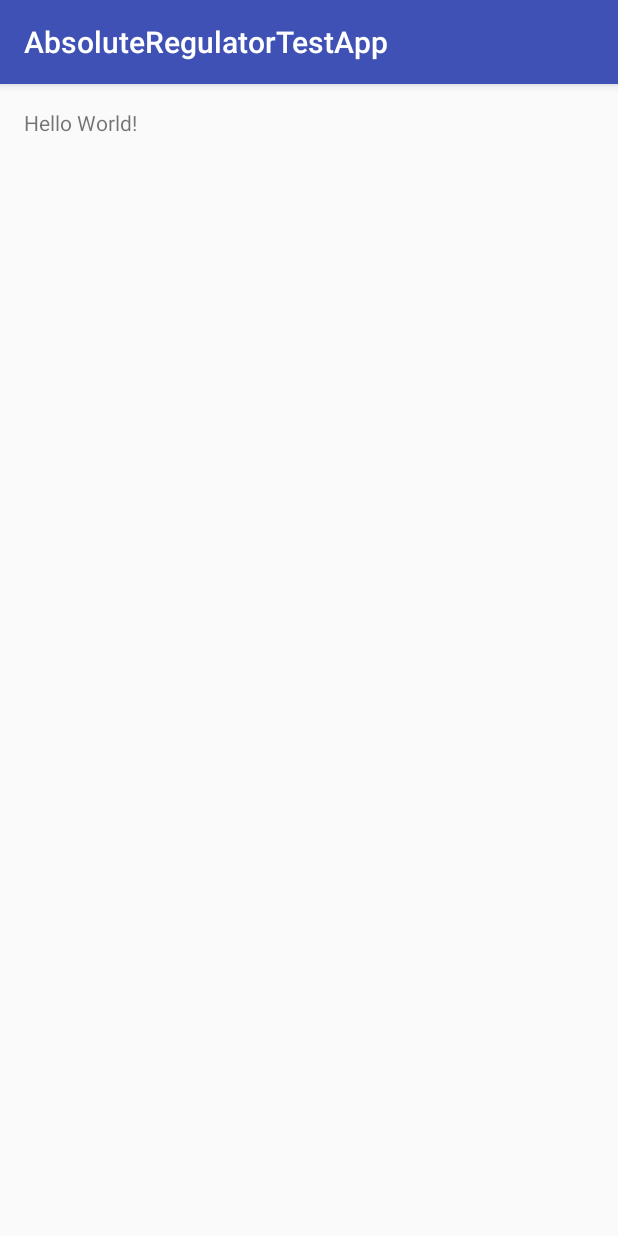
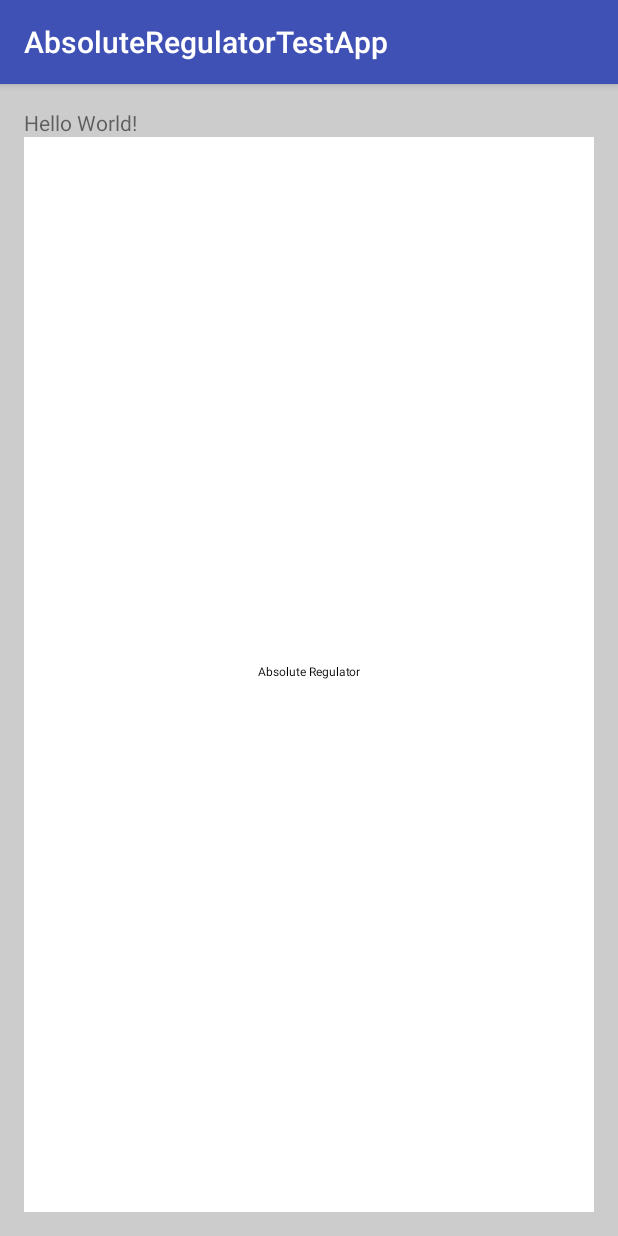
Before and after one commit to fRandOmizer/DISII-Project, an Android app: the screen it shows after launch (MainActivity), on a phone screen of 412 x 824 dp. Run offline under Robolectric (Android 15) with nearby library versions, the phone set to English and light mode, and no system bars.

Commit message:
AbsoluteRegulatorView: Introduced default custom view

```diff
--- /dev/null
+++ b/src/AbsoluteRegulatorTestApp/app/src/main/java/com/distopia/absoluteregulatortestapp/AbsoluteRegulatorView.java
@@ -0,0 +1,126 @@
+package com.distopia.absoluteregulatortestapp;
+
+import android.content.Context;
+import android.content.res.TypedArray;
+import android.graphics.Canvas;
+import android.graphics.Color;
+import android.graphics.Paint;
+import android.graphics.drawable.Drawable;
+import android.text.TextPaint;
+import android.util.AttributeSet;
+import android.view.View;
+
+/**
+ * TODO: document your custom view class.
+ */
+public class AbsoluteRegulatorView extends View {
+    private Drawable mExampleDrawable;
+
+    private TextPaint mTextPaint;
+    private float mTextWidth;
+    private float mTextHeight;
+
+    public AbsoluteRegulatorView(Context context) {
+        super(context);
+        init(null, 0);
+    }
+
+    public AbsoluteRegulatorView(Context context, AttributeSet attrs) {
+        super(context, attrs);
+        init(attrs, 0);
+    }
+
+    public AbsoluteRegulatorView(Context context, AttributeSet attrs, int defStyle) {
+        super(context, attrs, defStyle);
+        init(attrs, defStyle);
+    }
+
+    private void init(AttributeSet attrs, int defStyle) {
+        // Load attributes
+        final TypedArray a = getContext().obtainStyledAttributes(
+                attrs, R.styleable.AbsoluteRegulatorView, defStyle, 0);
+
+        /*mExampleString = a.getString(
+                R.styleable.AbsoluteRegulatorView_exampleString);
+        mExampleColor = a.getColor(
+                R.styleable.AbsoluteRegulatorView_exampleColor,
+                mExampleColor);
+        // Use getDimensionPixelSize or getDimensionPixelOffset when dealing with
+        // values that should fall on pixel boundaries.
+        mExampleDimension = a.getDimension(
+                R.styleable.AbsoluteRegulatorView_exampleDimension,
+                mExampleDimension);*/
+
+        if (a.hasValue(R.styleable.AbsoluteRegulatorView_exampleDrawable)) {
+            mExampleDrawable = a.getDrawable(
+                    R.styleable.AbsoluteRegulatorView_exampleDrawable);
+            mExampleDrawable.setCallback(this);
+        }
+
+        a.recycle();
+
+        // Set up a default TextPaint object
+        mTextPaint = new TextPaint();
+        mTextPaint.setFlags(Paint.ANTI_ALIAS_FLAG);
+        mTextPaint.setTextAlign(Paint.Align.LEFT);
+
+        // Update TextPaint and text measurements from attributes
+        invalidateTextPaintAndMeasurements();
+    }
+
+    private void invalidateTextPaintAndMeasurements() {
+        mTextPaint.setTextSize(12);
+        mTextPaint.setColor(Color.BLACK);
+        mTextWidth = mTextPaint.measureText("Absolute Regulator");
+
+        Paint.FontMetrics fontMetrics = mTextPaint.getFontMetrics();
+        mTextHeight = fontMetrics.bottom;
+    }
+
+    @Override
+    protected void onDraw(Canvas canvas) {
+        super.onDraw(canvas);
+
+        // TODO: consider storing these as member variables to reduce
+        // allocations per draw cycle.
+        int paddingLeft = getPaddingLeft();
+        int paddingTop = getPaddingTop();
+        int paddingRight = getPaddingRight();
+        int paddingBottom = getPaddingBottom();
+
+        int contentWidth = getWidth() - paddingLeft - paddingRight;
+        int contentHeight = getHeight() - paddingTop - paddingBottom;
+
+        // Draw the text.
+        canvas.drawText("Absolute Regulator",
+                paddingLeft + (contentWidth - mTextWidth) / 2,
+                paddingTop + (contentHeight + mTextHeight) / 2,
+                mTextPaint);
+
+        // Draw the example drawable on top of the text.
+        if (mExampleDrawable != null) {
+            mExampleDrawable.setBounds(paddingLeft, paddingTop,
+                    paddingLeft + contentWidth, paddingTop + contentHeight);
+            mExampleDrawable.draw(canvas);
+        }
+    }
+
+    /**
+     * Gets the example drawable attribute value.
+     *
+     * @return The example drawable attribute value.
+     */
+    public Drawable getExampleDrawable() {
+        return mExampleDrawable;
+    }
+
+    /**
+     * Sets the view's example drawable attribute value. In the example view, this drawable is
+     * drawn above the text.
+     *
+     * @param exampleDrawable The example drawable attribute value to use.
+     */
+    public void setExampleDrawable(Drawable exampleDrawable) {
+        mExampleDrawable = exampleDrawable;
+    }
+}
--- a/src/AbsoluteRegulatorTestApp/app/src/main/java/com/distopia/absoluteregulatortestapp/MainActivity.java
+++ b/src/AbsoluteRegulatorTestApp/app/src/main/java/com/distopia/absoluteregulatortestapp/MainActivity.java
@@ -2,6 +2,7 @@ package com.distopia.absoluteregulatortestapp;
 
 import android.support.v7.app.AppCompatActivity;
 import android.os.Bundle;
+import com.distopia.absoluteregulatortestapp.AbsoluteRegulatorView;
 
 public class MainActivity extends AppCompatActivity {
 
--- a/src/AbsoluteRegulatorTestApp/app/src/main/res/layout/activity_main.xml
+++ b/src/AbsoluteRegulatorTestApp/app/src/main/res/layout/activity_main.xml
@@ -7,10 +7,20 @@
     android:paddingLeft="@dimen/activity_horizontal_margin"
     android:paddingRight="@dimen/activity_horizontal_margin"
     android:paddingTop="@dimen/activity_vertical_margin"
-    tools:context="com.distopia.absoluteregulatortestapp.MainActivity">
+    tools:context="com.distopia.absoluteregulatortestapp.MainActivity"
+    android:background="#ccc">
 
     <TextView
         android:layout_width="wrap_content"
         android:layout_height="wrap_content"
-        android:text="Hello World!" />
+        android:text="Hello World!"
+        android:id="@+id/textView" />
+
+    <com.distopia.absoluteregulatortestapp.AbsoluteRegulatorView
+        android:id="@+id/myView"
+        android:layout_width="wrap_content"
+        android:layout_height="wrap_content"
+        android:layout_below="@+id/textView"
+        android:layout_alignParentStart="true"
+        android:background="#ffffff" />
 </RelativeLayout>
```
Also changed, not shown: src/AbsoluteRegulatorTestApp/app/src/main/res/layout/sample_absolute_regulator_view.xml (added, +19 -0 lines), src/AbsoluteRegulatorTestApp/app/src/main/res/values/attrs_absolute_regulator_view.xml (added, +8 -0 lines).
